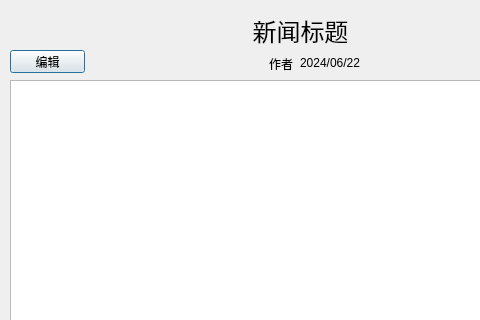
Before: the Qt Designer form Gui/NewsDetailDialog.ui in luiqn2007/cpp_curriculum-design_news_publish, drawn with Qt 5; both pictures show x 0 to 480 and y 0 to 320 of the 887 by 620 pixel window.
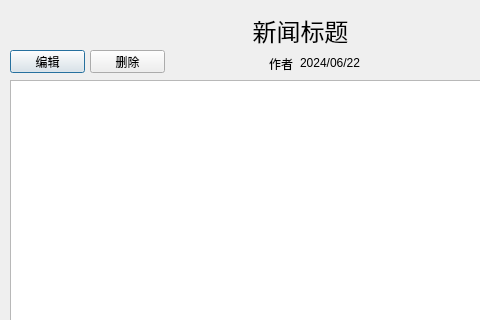
After: the same form once the commit is applied. Icons and pictures are not drawn.

Commit message: 添加：删除新闻

```diff
--- a/Gui/NewsDetailDialog.ui
+++ b/Gui/NewsDetailDialog.ui
@@ -164,6 +164,19 @@
     <enum>QAbstractItemView::SelectionMode::NoSelection</enum>
    </property>
   </widget>
+  <widget class="QPushButton" name="pb_delete">
+   <property name="geometry">
+    <rect>
+     <x>90</x>
+     <y>50</y>
+     <width>75</width>
+     <height>23</height>
+    </rect>
+   </property>
+   <property name="text">
+    <string>删除</string>
+   </property>
+  </widget>
  </widget>
  <layoutdefault spacing="6" margin="11"/>
  <resources>
```
Left out of the diff: 17 changed lines with no effect on the pictures. The commit also changes 3 other files.
